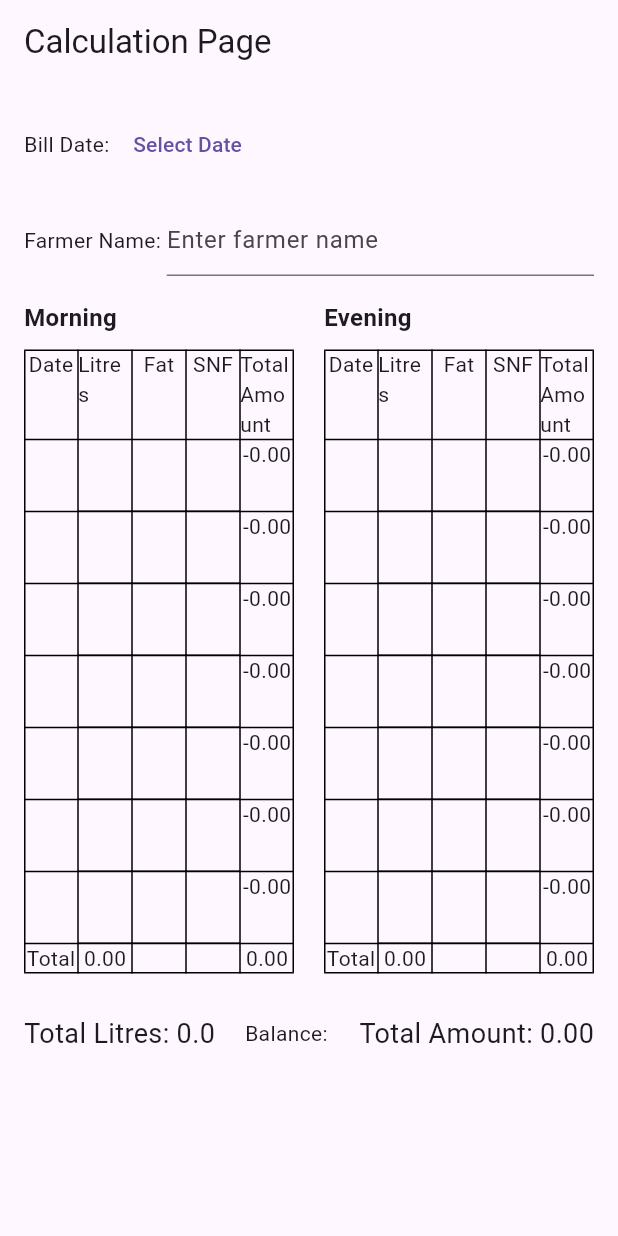
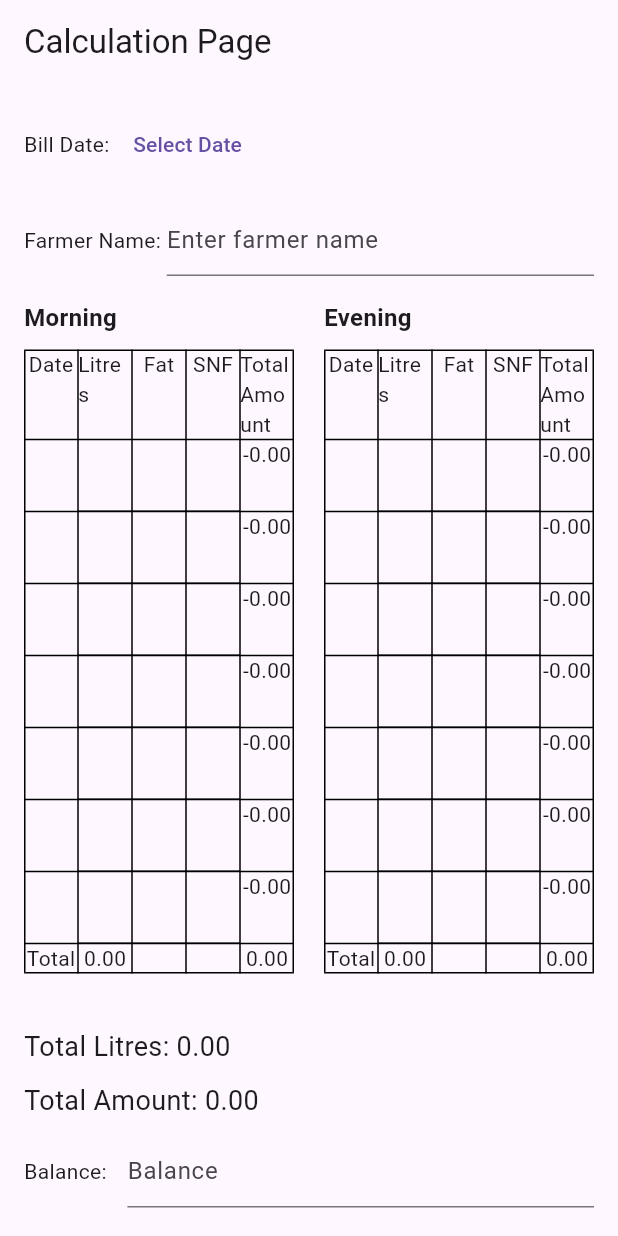
Before and after one commit to imtiyazakiwat/Mustafa-Dairy, a Flutter app: the screen it shows after launch, on a phone screen of 412 x 824 dp. Run offline on Flutter 3.47's test engine with Material 3 defaults, Android fonts, the light colour scheme and no system bars.

Commit message:
sign added , space adjusted

```diff
--- a/lib/main.dart
+++ b/lib/main.dart
@@ -35,6 +35,9 @@ class _CalculationPageState extends State<CalculationPage> {
 
   @override
   Widget build(BuildContext context) {
+    final screenSize = MediaQuery.of(context).size;
+    final isDesktop = screenSize.width > 600; // Define desktop as width > 600 pixels
+
     return Scaffold(
       appBar: AppBar(
         title: Text('Calculation Page'),
@@ -84,6 +87,12 @@ class _CalculationPageState extends State<CalculationPage> {
                       Expanded(
                         child: _buildSection("Morning", morningLitres, morningSNF, morningFat, totalMorningLitres, totalMorningAmount),
                       ),
+                      if (!isDesktop) SizedBox(height: 20),
+                      if (!isDesktop) SizedBox(height: 20),
+                      if (!isDesktop) SizedBox(height: 20),
+                      if (!isDesktop) SizedBox(height: 20),
+                      if (!isDesktop) SizedBox(height: 20),
+                      if (!isDesktop) SizedBox(height: 20),
                       SizedBox(width: 20),
                       Expanded(
                         child: _buildSection("Evening", eveningLitres, eveningSNF, eveningFat, totalEveningLitres, totalEveningAmount),
@@ -93,18 +102,75 @@ class _CalculationPageState extends State<CalculationPage> {
                 ),
                 Padding(
                   padding: const EdgeInsets.symmetric(horizontal: 16.0),
-                  child: Row(
+                  child: isDesktop
+                      ? Row(
                     mainAxisAlignment: MainAxisAlignment.spaceBetween,
                     children: [
                       Text(
-                        'Total Litres: $totalLitres',
+                        'Total Litres: ${totalLitres.toStringAsFixed(2)}',
                         style: TextStyle(fontSize: 18),
                       ),
                       SizedBox(width: 20),
+                      Text(
+                        'Total Amount: ${totalAmount.toStringAsFixed(2)}',
+                        style: TextStyle(fontSize: 18),
+                      ),
+                      SizedBox(width: 20),
+                      Text(
+                        'Balance: ',
+                        style: TextStyle(fontSize: 18),
+                      ),
+                      SizedBox(width: 10),
                       Expanded(
-                        child: Row(
+                        child: TextField(
+                          controller: balanceController,
+                          keyboardType: TextInputType.number,
+                          decoration: InputDecoration(
+                            hintText: 'Balance',
+                          ),
+                        ),
+                      ),
+                      SizedBox(width: 20),
+                      Text(
+                        'Signature: ',
+                        style: TextStyle(fontSize: 18),
+                      ),
+                      SizedBox(width: 10),
+                      Expanded(
+                        child: TextField(
+                          decoration: InputDecoration(
+                            hintText: 'Signature',
+                          ),
+                        ),
+                      ),
+                    ],
+                  )
+                      : Column(
+                    crossAxisAlignment: CrossAxisAlignment.start,
+                    children: [
+                      SizedBox(height: 20),
+                      Row(
+                        children: [
+                          Text(
+                            'Total Litres: ${totalLitres.toStringAsFixed(2)}',
+                            style: TextStyle(fontSize: 18),
+                          ),
+                        ],
+                      ),
+                      SizedBox(height: 10),
+                      Row(
+                        children: [
+                          Text(
+                            'Total Amount: ${totalAmount.toStringAsFixed(2)}',
+                            style: TextStyle(fontSize: 18),
+                          ),
+                        ],
+                      ),
+                      SizedBox(height: 10),
+                      Row(
                         children: [
                           Text('Balance: '),
+                          SizedBox(width: 10),
                           Expanded(
                             child: TextField(
                               controller: balanceController,
@@ -116,11 +182,19 @@ class _CalculationPageState extends State<CalculationPage> {
                           ),
                         ],
                       ),
+                      SizedBox(height: 10),
+                      Row(
+                        children: [
+                          Text('Signature: '),
+                          SizedBox(width: 10),
+                          Expanded(
+                            child: TextField(
+                              decoration: InputDecoration(
+                                hintText: 'Signature',
                               ),
-                      SizedBox(width: 20),
-                      Text(
-                        'Total Amount: ${totalAmount.toStringAsFixed(2)}', // Formatting total amount to two decimal places
-                        style: TextStyle(fontSize: 18),
+                            ),
+                          ),
+                        ],
                       ),
                     ],
                   ),
--- a/pubspec.yaml
+++ b/pubspec.yaml
@@ -1,5 +1,5 @@
-name: mustafa_dairy
-description: "A new Flutter project."
+name: Mustafa Dairy
+description: "A flutter web app to reduce the complex milk dairy calculations."
 # The following line prevents the package from being accidentally published to
 # pub.dev using `flutter pub publish`. This is preferred for private packages.
 publish_to: 'none' # Remove this line if you wish to publish to pub.dev
```
Also changed, not shown: 1 other file. Lines whose indentation alone changed are shown as unchanged.
